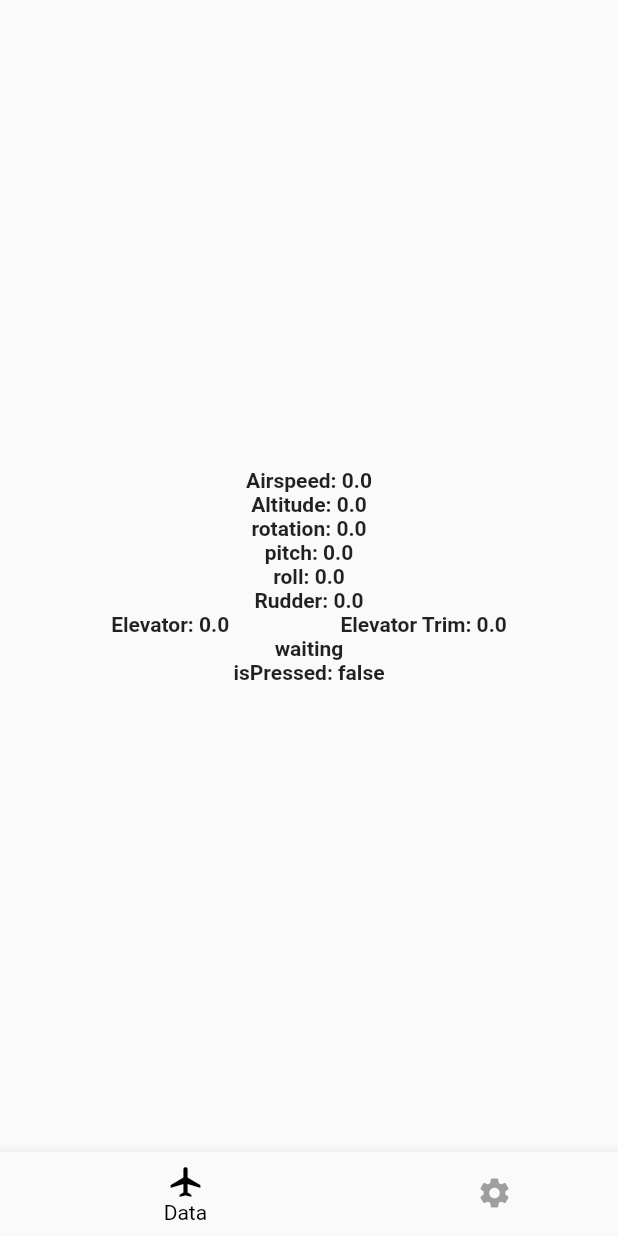
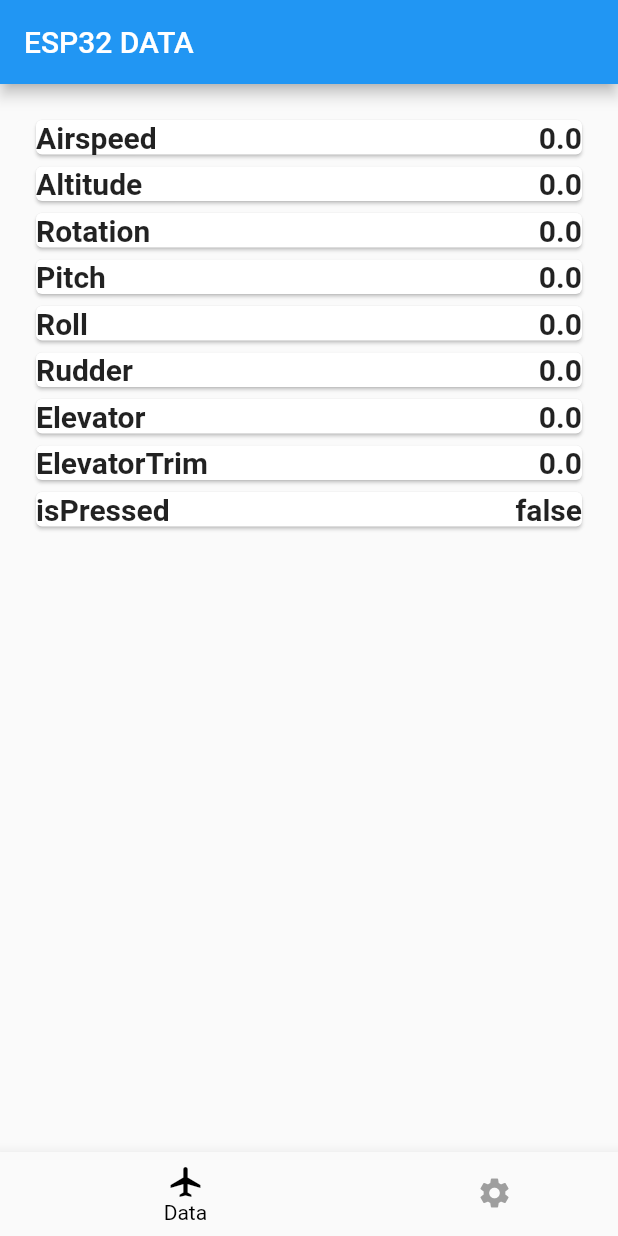
Before and after one commit to sj-h4/esp32flutter_sample, a Flutter app: the screen it shows after launch, on a phone screen of 412 x 824 dp. Run offline on Flutter 3.47's test engine with Material 2 defaults, Android fonts, the light colour scheme and no system bars; our stand-ins replace flutter_blue, freezed_annotation, hooks_riverpod.

Commit message:
Change cards

```diff
--- a/lib/ui/screens/data_page.dart
+++ b/lib/ui/screens/data_page.dart
@@ -13,9 +13,22 @@
 
   @override
   Widget build(BuildContext context) {
-    return Center(
-      child: Column(
-        mainAxisAlignment: MainAxisAlignment.center,
+    return Scaffold(
+      appBar: AppBar(
+        title: const Text('ESP32 DATA'),
+      ),
+      body: const _BuildSettingPage(),
+    );
+  }
+}
+
+class _BuildSettingPage extends StatelessWidget {
+  const _BuildSettingPage({Key? key}) : super(key: key);
+
+  @override
+  Widget build(BuildContext context) {
+    return ListView(
+      padding: const EdgeInsets.all(20),
       children: const <Widget>[
         Airspeed(),
         Altitude(),
@@ -23,10 +36,8 @@
         AtitudeIndicator(),
         Rudder(),
         Elevator(),
-          Esp32Status(),
         Power(),
       ],
-      ),
     );
   }
 }
--- a/lib/ui/widgets/airspeed.dart
+++ b/lib/ui/widgets/airspeed.dart
@@ -1,15 +1,29 @@
 import 'widgets.dart';
+
 class Airspeed extends HookConsumerWidget {
   const Airspeed({Key? key}) : super(key: key);
 
   @override
   Widget build(BuildContext context, WidgetRef ref) {
     final airspeed = ref.watch(esp32ControllerProvider).airspeed;
-    return Text(
-      'Airspeed: $airspeed',
-      textAlign: TextAlign.center,
-      overflow: TextOverflow.ellipsis,
-      style: const TextStyle(fontWeight: FontWeight.bold),
+    return Card(
+      child: Row(
+        mainAxisAlignment: MainAxisAlignment.spaceBetween,
+        children: [
+          Text(
+            'Airspeed',
+            textAlign: TextAlign.center,
+            overflow: TextOverflow.ellipsis,
+            style: const TextStyle(fontWeight: FontWeight.bold, fontSize: 20),
+          ),
+           Text(
+            '$airspeed',
+            textAlign: TextAlign.center,
+            overflow: TextOverflow.ellipsis,
+            style: const TextStyle(fontWeight: FontWeight.bold, fontSize: 20),
+          ),
+        ],
+      ),
     );
   }
 }
--- a/lib/ui/widgets/altitude.dart
+++ b/lib/ui/widgets/altitude.dart
@@ -1,15 +1,29 @@
 import 'widgets.dart';
+
 class Altitude extends HookConsumerWidget {
   const Altitude({Key? key}) : super(key: key);
 
   @override
   Widget build(BuildContext context, WidgetRef ref) {
     final altitude = ref.watch(esp32ControllerProvider).altitude;
-    return Text(
-      'Altitude: $altitude',
-      textAlign: TextAlign.center,
-      overflow: TextOverflow.ellipsis,
-      style: const TextStyle(fontWeight: FontWeight.bold),
+    return Card(
+      child: Row(
+        mainAxisAlignment: MainAxisAlignment.spaceBetween,
+        children: [
+          Text(
+            'Altitude',
+            textAlign: TextAlign.center,
+            overflow: TextOverflow.ellipsis,
+            style: const TextStyle(fontWeight: FontWeight.bold, fontSize: 20),
+          ),
+          Text(
+            '$altitude',
+            textAlign: TextAlign.center,
+            overflow: TextOverflow.ellipsis,
+            style: const TextStyle(fontWeight: FontWeight.bold, fontSize: 20),
+          ),
+        ],
+      ),
     );
   }
 }
--- a/lib/ui/widgets/atitude_indicator.dart
+++ b/lib/ui/widgets/atitude_indicator.dart
@@ -9,17 +9,43 @@
     final pitch = ref.watch(esp32ControllerProvider).pitch;
     return Column(
       children: [
+        Card(
+      child: Row(
+        mainAxisAlignment: MainAxisAlignment.spaceBetween,
+        children: [
           Text(
-          'pitch: $pitch',
+            'Pitch',
             textAlign: TextAlign.center,
             overflow: TextOverflow.ellipsis,
-          style: const TextStyle(fontWeight: FontWeight.bold),
+            style: const TextStyle(fontWeight: FontWeight.bold, fontSize: 20),
           ),
           Text(
-          'roll: $roll',
+            '$pitch',
             textAlign: TextAlign.center,
             overflow: TextOverflow.ellipsis,
-          style: const TextStyle(fontWeight: FontWeight.bold),
+            style: const TextStyle(fontWeight: FontWeight.bold, fontSize: 20),
+          ),
+        ],
+      ),
+    ),
+    Card(
+      child: Row(
+        mainAxisAlignment: MainAxisAlignment.spaceBetween,
+        children: [
+          Text(
+            'Roll',
+            textAlign: TextAlign.center,
+            overflow: TextOverflow.ellipsis,
+            style: const TextStyle(fontWeight: FontWeight.bold, fontSize: 20),
+          ),
+          Text(
+            '$roll',
+            textAlign: TextAlign.center,
+            overflow: TextOverflow.ellipsis,
+            style: const TextStyle(fontWeight: FontWeight.bold, fontSize: 20),
+          ),
+        ],
+      ),
     ),
       ],
     );
--- a/lib/ui/widgets/elevator.dart
+++ b/lib/ui/widgets/elevator.dart
@@ -7,20 +7,50 @@
   Widget build(BuildContext context, WidgetRef ref) {
     final elevator = ref.watch(esp32ControllerProvider).elevator;
     final elevatorTrim = ref.watch(esp32ControllerProvider).trim;
-    return Row(
+    return Column(
       mainAxisAlignment: MainAxisAlignment.spaceEvenly,
       children: [
+        Card(
+          child: Row(
+            mainAxisAlignment: MainAxisAlignment.spaceBetween,
+            children: [
               Text(
-          'Elevator: $elevator',
+                'Elevator',
                 textAlign: TextAlign.center,
                 overflow: TextOverflow.ellipsis,
-          style: const TextStyle(fontWeight: FontWeight.bold),
+                style:
+                    const TextStyle(fontWeight: FontWeight.bold, fontSize: 20),
               ),
               Text(
-          'Elevator Trim: $elevatorTrim',
+                '$elevator',
                 textAlign: TextAlign.center,
                 overflow: TextOverflow.ellipsis,
-          style: const TextStyle(fontWeight: FontWeight.bold),
+                style:
+                    const TextStyle(fontWeight: FontWeight.bold, fontSize: 20),
+              ),
+            ],
+          ),
+        ),
+        Card(
+          child: Row(
+            mainAxisAlignment: MainAxisAlignment.spaceBetween,
+            children: [
+              Text(
+                'ElevatorTrim',
+                textAlign: TextAlign.center,
+                overflow: TextOverflow.ellipsis,
+                style:
+                    const TextStyle(fontWeight: FontWeight.bold, fontSize: 20),
+              ),
+              Text(
+                '$elevatorTrim',
+                textAlign: TextAlign.center,
+                overflow: TextOverflow.ellipsis,
+                style:
+                    const TextStyle(fontWeight: FontWeight.bold, fontSize: 20),
+              ),
+            ],
+          ),
         ),
       ],
     );
--- a/lib/ui/widgets/esp32_status.dart
+++ b/lib/ui/widgets/esp32_status.dart
@@ -6,7 +6,6 @@
   @override
   Widget build(BuildContext context, WidgetRef ref) {
     final deviceStatus = ref.watch(esp32ControllerProvider).deviceStatus;
-    final isPressed = ref.watch(esp32ControllerProvider).isPressed;
     return Row(
       mainAxisAlignment: MainAxisAlignment.spaceEvenly,
       children: [
@@ -14,7 +13,7 @@
           '$deviceStatus',
           textAlign: TextAlign.center,
           overflow: TextOverflow.ellipsis,
-          style: const TextStyle(fontWeight: FontWeight.bold),
+          style: Theme.of(context).textTheme.headline6,
         ),
       ],
     );
--- a/lib/ui/widgets/power.dart
+++ b/lib/ui/widgets/power.dart
@@ -6,11 +6,24 @@
   @override
   Widget build(BuildContext context, WidgetRef ref) {
     final isPressed = ref.watch(esp32ControllerProvider).isPressed;
-    return Text(
-      'isPressed: $isPressed',
-      textAlign: TextAlign.center,
-      overflow: TextOverflow.ellipsis,
-      style: const TextStyle(fontWeight: FontWeight.bold),
+    return Card(
+      child: Row(
+        mainAxisAlignment: MainAxisAlignment.spaceBetween,
+        children: [
+          Text(
+            'isPressed',
+            textAlign: TextAlign.center,
+            overflow: TextOverflow.ellipsis,
+            style: const TextStyle(fontWeight: FontWeight.bold, fontSize: 20),
+          ),
+          Text(
+            '$isPressed',
+            textAlign: TextAlign.center,
+            overflow: TextOverflow.ellipsis,
+            style: const TextStyle(fontWeight: FontWeight.bold, fontSize: 20),
+          ),
+        ],
+      ),
     );
   }
 }
--- a/lib/ui/widgets/rotation.dart
+++ b/lib/ui/widgets/rotation.dart
@@ -5,11 +5,24 @@
   @override
   Widget build(BuildContext context, WidgetRef ref) {
     final rotation = ref.watch(esp32ControllerProvider).rotation;
-    return Text(
-      'rotation: $rotation',
-      textAlign: TextAlign.center,
-      overflow: TextOverflow.ellipsis,
-      style: const TextStyle(fontWeight: FontWeight.bold),
+    return Card(
+      child: Row(
+        mainAxisAlignment: MainAxisAlignment.spaceBetween,
+        children: [
+          Text(
+            'Rotation',
+            textAlign: TextAlign.center,
+            overflow: TextOverflow.ellipsis,
+            style: const TextStyle(fontWeight: FontWeight.bold, fontSize: 20),
+          ),
+          Text(
+            '$rotation',
+            textAlign: TextAlign.center,
+            overflow: TextOverflow.ellipsis,
+            style: const TextStyle(fontWeight: FontWeight.bold, fontSize: 20),
+          ),
+        ],
+      ),
     );
   }
 }
--- a/lib/ui/widgets/rudder.dart
+++ b/lib/ui/widgets/rudder.dart
@@ -5,11 +5,24 @@
   @override
   Widget build(BuildContext context, WidgetRef ref) {
     final rudder = ref.watch(esp32ControllerProvider).rudder;
-    return Text(
-      'Rudder: $rudder',
-      textAlign: TextAlign.center,
-      overflow: TextOverflow.ellipsis,
-      style: const TextStyle(fontWeight: FontWeight.bold),
+    return Card(
+      child: Row(
+        mainAxisAlignment: MainAxisAlignment.spaceBetween,
+        children: [
+          Text(
+            'Rudder',
+            textAlign: TextAlign.center,
+            overflow: TextOverflow.ellipsis,
+            style: const TextStyle(fontWeight: FontWeight.bold, fontSize: 20),
+          ),
+          Text(
+            '$rudder',
+            textAlign: TextAlign.center,
+            overflow: TextOverflow.ellipsis,
+            style: const TextStyle(fontWeight: FontWeight.bold, fontSize: 20),
+          ),
+        ],
+      ),
     );
   }
 }
```
Lines whose indentation alone changed are shown as unchanged.
